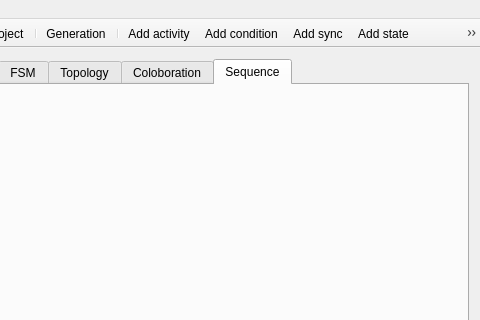
The window that sources/forms/mainwindow.ui (ferustigris/freeuml) describes before a commit, drawn with Qt 5; both pictures show x 149 to 629 and y 0 to 320 of the 629 by 473 pixel window.
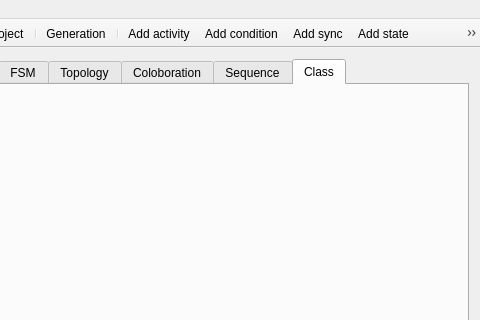
The same window after the commit. Icons and pictures are not drawn.

Commit message: refactoring: TDialogItem not crashed. Added class diagram, but not implement

What changed in the file:
```diff
--- a/sources/forms/mainwindow.ui
+++ b/sources/forms/mainwindow.ui
@@ -37,7 +37,7 @@
        <enum>QTabWidget::North</enum>
       </property>
       <property name="currentIndex">
-       <number>5</number>
+       <number>6</number>
       </property>
       <widget class="QWidget" name="activity">
        <attribute name="title">
@@ -99,6 +99,16 @@
         </item>
        </layout>
       </widget>
+      <widget class="QWidget" name="Class">
+       <attribute name="title">
+        <string>Class</string>
+       </attribute>
+       <layout class="QGridLayout" name="gridLayout_5">
+        <item row="0" column="0">
+         <layout class="QVBoxLayout" name="classLayout"/>
+        </item>
+       </layout>
+      </widget>
      </widget>
     </item>
    </layout>
```
Left out of the diff: 11 changed lines with no effect on the pictures. The commit also changes 12 other files.
